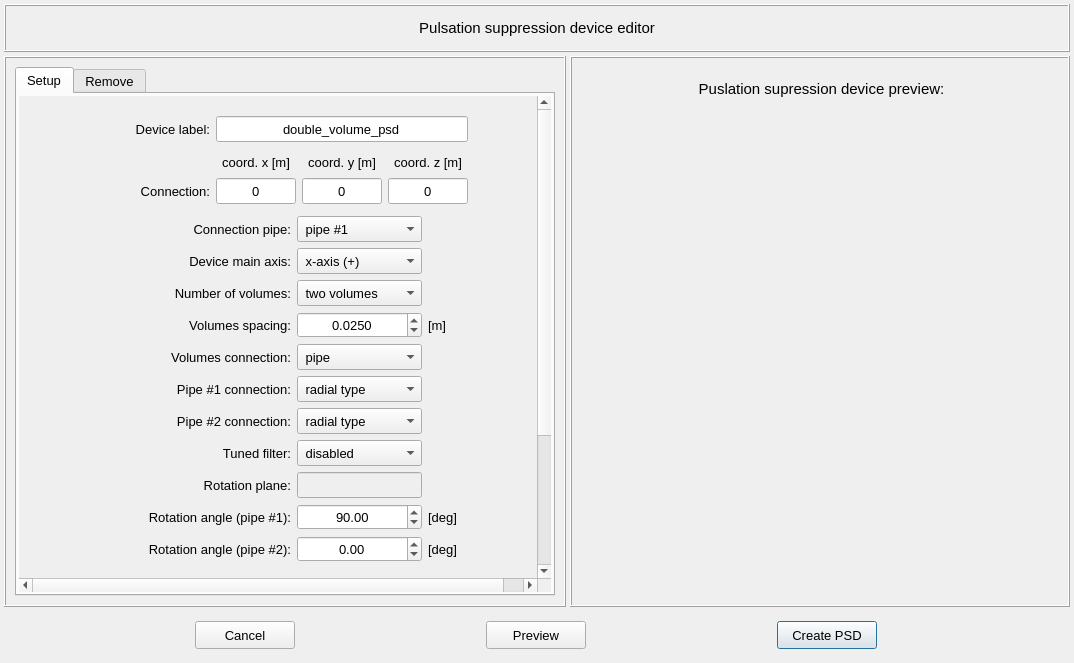
Qt form pulse/interface/data/ui_files/model/editor/pulsation_suppression_device_input.ui (open-pulse/OpenPulse) before a commit.
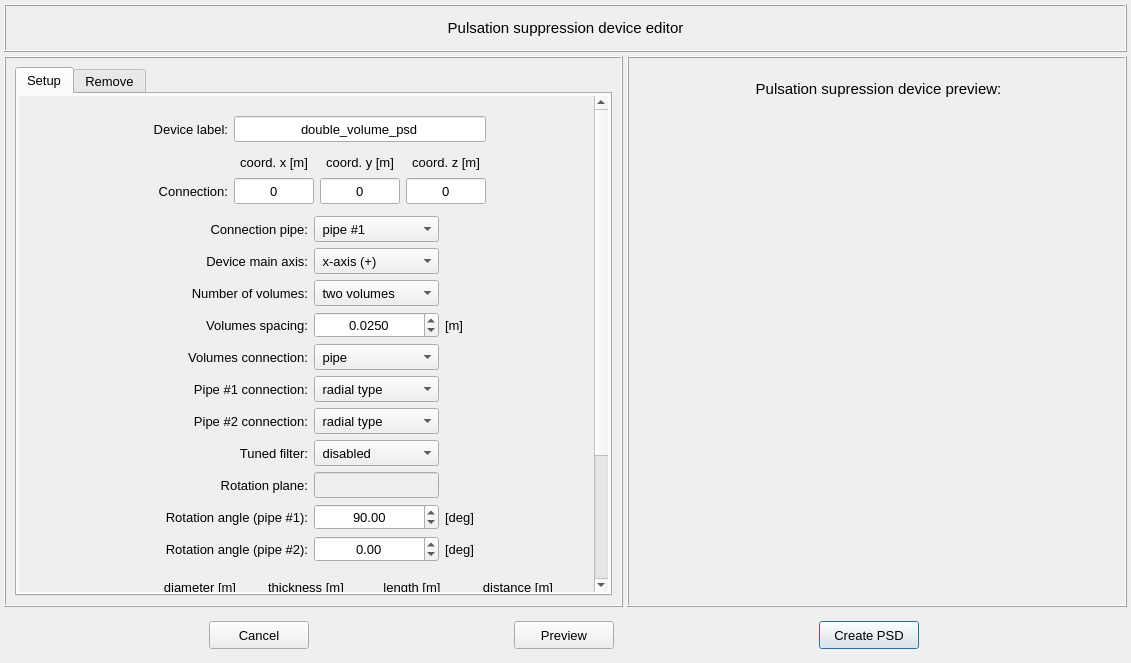
The same form after that commit. Custom widgets are drawn as their Qt base class.

The edit to the form file:
```diff
--- a/pulse/interface/data/ui_files/model/editor/pulsation_suppression_device_input.ui
+++ b/pulse/interface/data/ui_files/model/editor/pulsation_suppression_device_input.ui
@@ -6,7 +6,7 @@
    <rect>
     <x>0</x>
     <y>0</y>
-    <width>1074</width>
+    <width>1131</width>
     <height>663</height>
    </rect>
   </property>
@@ -96,7 +96,7 @@
               <rect>
                <x>0</x>
                <y>0</y>
-               <width>552</width>
+               <width>570</width>
                <height>688</height>
               </rect>
              </property>
@@ -2494,7 +2494,7 @@
        </font>
       </property>
       <property name="text">
-       <string>Puslation supression device preview:</string>
+       <string>Pulsation supression device preview:</string>
       </property>
       <property name="alignment">
        <set>Qt::AlignCenter</set>
```
